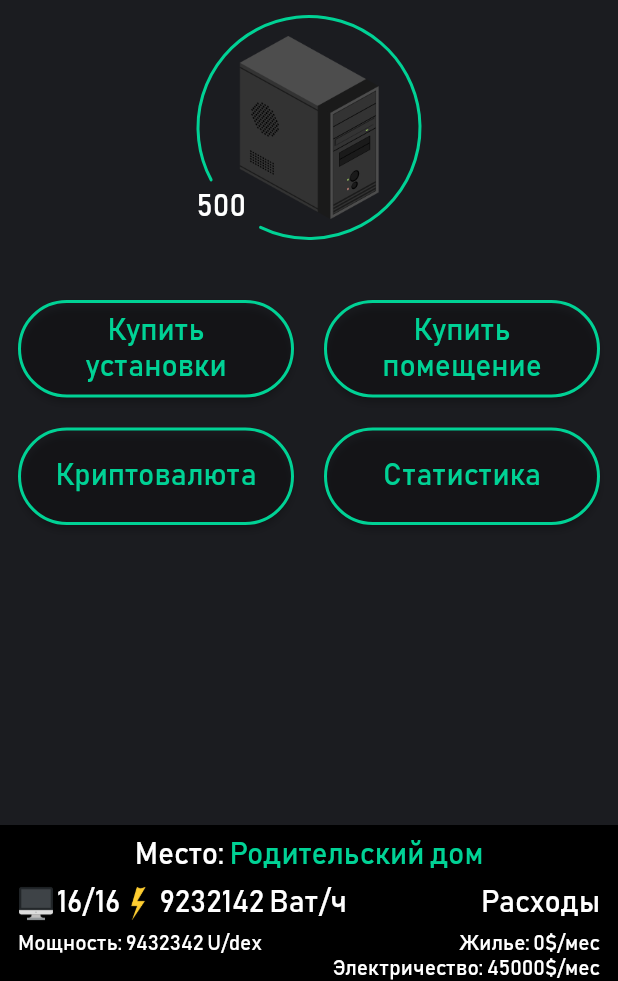
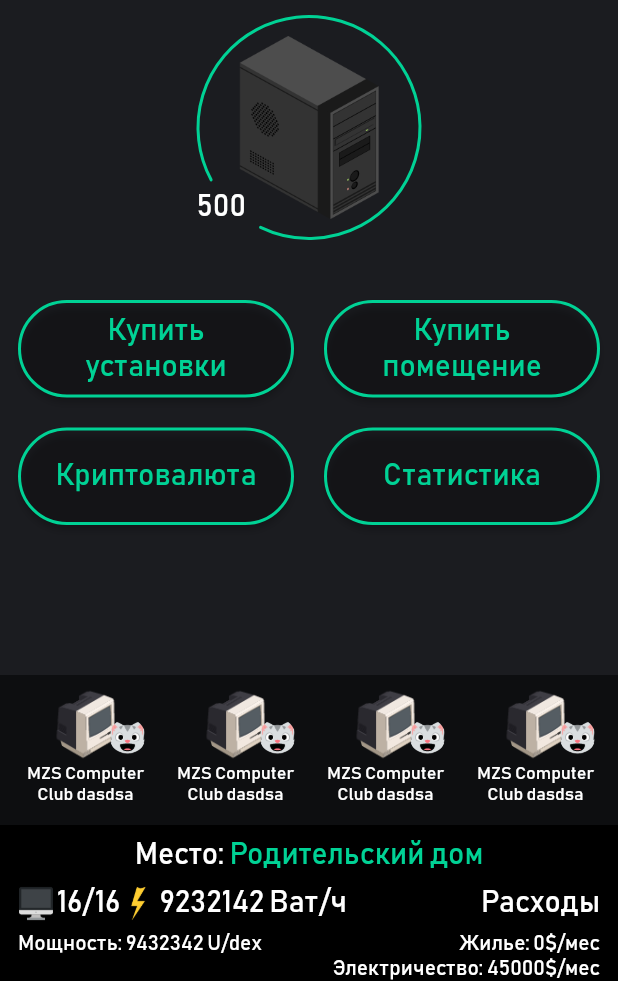
Before and after one commit to PanteoPro/flutter_crypto_idle, a Flutter app: the MainGamePageW screen opened by its route, on a phone screen of 412 x 824 dp, the part 255-1236 px from its top. Run offline on Flutter 3.47's test engine with Material 2 defaults, Android fonts, the phone set to English and light mode, and no system bars; our stand-ins replace adaptive_theme, hive, hive_flutter, syncfusion_flutter_charts; missing offline and left inert: syncfusion_flutter_core; accounts and stored records are empty.

Commit message:
add list pcs on new main page

```diff
--- a/lib/resources/app_images.dart
+++ b/lib/resources/app_images.dart
@@ -28,4 +28,5 @@ class AppImages {
   static const icon_cash = 'assets/images/icons/cash_icon.png';
   static const icon_down = 'assets/images/icons/down_icon.png';
   static const icon_up = 'assets/images/icons/up_icon.png';
+  static const icon_empty = 'assets/images/icons/empty_icon.png';
 }
--- a/lib/ui/widgets/game/view/main_game/widgets/main_game_content_widget.dart
+++ b/lib/ui/widgets/game/view/main_game/widgets/main_game_content_widget.dart
@@ -9,15 +9,15 @@ class _ContentWidget extends StatelessWidget {
       width: double.infinity,
       child: ColoredBox(
         color: Theme.of(context).backgroundColor,
-        child: Padding(
-          padding: const EdgeInsets.symmetric(horizontal: 12.0),
-          child: ListView(
+        child: Column(
           children: const [
             _CirlceWidget(),
             SizedBox(height: 30),
             _ActionsWidget(),
+            SizedBox(height: 30),
+            Spacer(),
+            _ComputersWidget(),
           ],
-          ),
         ),
       ),
     );
@@ -144,7 +144,9 @@ class _ActionsWidget extends StatelessWidget {
 
   @override
   Widget build(BuildContext context) {
-    return Column(
+    return Padding(
+      padding: const EdgeInsets.symmetric(horizontal: 12.0),
+      child: Column(
         mainAxisSize: MainAxisSize.min,
         children: [
           Row(
@@ -183,6 +185,7 @@ class _ActionsWidget extends StatelessWidget {
             ],
           ),
         ],
+      ),
     );
   }
 }
@@ -227,3 +230,78 @@ class _ActionItemWidget extends StatelessWidget {
     );
   }
 }
+
+class _ComputersWidget extends StatelessWidget {
+  const _ComputersWidget({Key? key}) : super(key: key);
+
+  @override
+  Widget build(BuildContext context) {
+    return SizedBox(
+      width: double.infinity,
+      height: 100,
+      child: ColoredBox(
+        color: Theme.of(context).canvasColor,
+        child: Padding(
+          padding: const EdgeInsets.symmetric(horizontal: 12, vertical: 8),
+          child: ListView.separated(
+              scrollDirection: Axis.horizontal,
+              // shrinkWrap: true,
+              itemCount: 6,
+              itemBuilder: (context, index) {
+                return _ComputerItemWidget(index: index);
+              },
+              separatorBuilder: (ctx, index) {
+                return SizedBox(width: 10);
+              }),
+        ),
+      ),
+    );
+  }
+}
+
+class _ComputerItemWidget extends StatelessWidget {
+  const _ComputerItemWidget({Key? key, required this.index}) : super(key: key);
+
+  final int index;
+
+  @override
+  Widget build(BuildContext context) {
+    return SizedBox(
+      width: 90,
+      child: Column(
+        children: [
+          Stack(
+            children: [
+              SizedBox(
+                width: double.infinity,
+                child: Image.asset(
+                  AppImages.getPcPathByName('1'),
+                  width: 50,
+                  height: 50,
+                ),
+              ),
+              Positioned(
+                right: 5,
+                bottom: 5,
+                child: ClipRRect(
+                  borderRadius: BorderRadius.circular(50),
+                  child: Image.asset(
+                    // AppImages.icon_empty,
+                    AppImages.getTokenPathBySymbol('cat'),
+                    height: 24,
+                    width: 24,
+                  ),
+                ),
+              )
+            ],
+          ),
+          Text(
+            'MZS Computer Club dasdsa',
+            textAlign: TextAlign.center,
+            style: Theme.of(context).textTheme.bodyText2?.copyWith(fontSize: 12),
+          )
+        ],
+      ),
+    );
+  }
+}
```
Also changed, not shown: assets/images/icons/empty_icon.png (added), assets/images/pcs/1.png, assets/images/tokens/cat.png, assets/images/tokens/cat2.png (added). Lines whose indentation alone changed are shown as unchanged.
